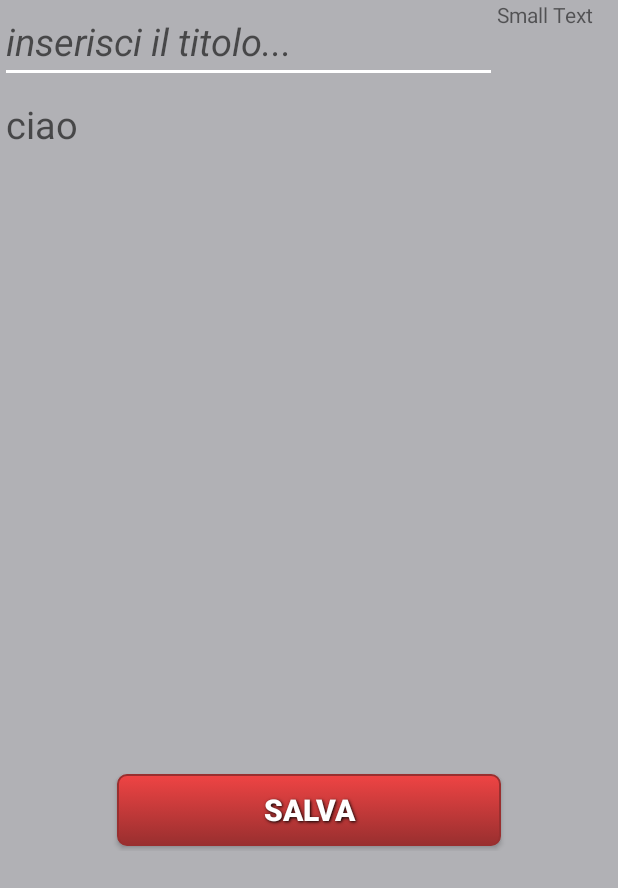
After one commit to mstefanini/noteapplication, an Android app: the layout first_fragment.xml on its own in the app's theme, with its tools: preview values and no code run, on a phone screen of 412 x 824 dp. The commit adds this screen. Shown: the top 888 px of the screen. Run offline under Robolectric (Android 15) with nearby library versions, the phone set to English and light mode, and no system bars.

Commit message:
ciaone con fragment

```diff
--- /dev/null
+++ b/app/src/main/res/drawable/red_button.xml
@@ -0,0 +1,37 @@
+<?xml version="1.0" encoding="utf-8" ?>
+<selector xmlns:android="http://schemas.android.com/apk/res/android" android:layout_height="50dp" android:layout_width="50dp">
+    <item android:state_pressed="true" >
+        <shape>
+            <solid
+                android:color="#ef4444" />
+            <stroke
+                android:width="1dp"
+                android:color="#992f2f" />
+            <corners
+                android:radius="6dp" />
+            <padding
+                android:left="10dp"
+                android:top="10dp"
+                android:right="10dp"
+                android:bottom="10dp" />
+        </shape>
+    </item>
+    <item>
+        <shape>
+            <gradient
+                android:startColor="#ef4444"
+                android:endColor="#992f2f"
+                android:angle="270" />
+            <stroke
+                android:width="1dp"
+                android:color="#992f2f" />
+            <corners
+                android:radius="6dp" />
+            <padding
+                android:left="10dp"
+                android:top="10dp"
+                android:right="10dp"
+                android:bottom="10dp" />
+        </shape>
+    </item>
+</selector>
--- a/app/src/main/res/layout/activity_main.xml
+++ b/app/src/main/res/layout/activity_main.xml
@@ -50,5 +50,10 @@
             android:src="@drawable/ic_arrow_vector" />
     </com.michaldrabik.tapbarmenulib.TapBarMenu>
 
+    <FrameLayout
+        android:layout_width="match_parent"
+        android:layout_height="match_parent"
+        android:id="@+id/container"></FrameLayout>
+
 
 </RelativeLayout>
--- /dev/null
+++ b/app/src/main/res/layout/first_fragment.xml
@@ -0,0 +1,92 @@
+<?xml version="1.0" encoding="utf-8"?>
+<LinearLayout xmlns:android="http://schemas.android.com/apk/res/android"
+    android:layout_width="match_parent"
+    android:layout_height="match_parent"
+    xmlns:app="http://schemas.android.com/apk/res-auto"
+    android:background="#b1b1b5">
+
+
+    <LinearLayout
+        android:orientation="vertical"
+        android:layout_width="match_parent"
+        android:layout_height="match_parent"
+        android:weightSum="1">
+
+        <LinearLayout
+            android:orientation="horizontal"
+            android:layout_width="match_parent"
+            android:layout_height="342dp"
+            android:layout_weight="0.40">
+
+            <LinearLayout
+                android:orientation="vertical"
+                android:layout_width="match_parent"
+                android:layout_height="wrap_content"
+                android:weightSum="1">
+
+                <LinearLayout
+                    android:orientation="horizontal"
+                    android:layout_width="match_parent"
+                    android:layout_height="match_parent"
+                    android:weightSum="1">
+
+                    <EditText
+                        android:layout_width="wrap_content"
+                        android:layout_height="wrap_content"
+                        android:id="@+id/editText"
+                        android:backgroundTint="#ffffff"
+                        android:autoText="true"
+                        android:textColorLink="#ffffff"
+                        android:textColor="#ffffff"
+                        android:drawableTint="#ffffff"
+                        android:textSize="25dp"
+                        android:layout_gravity="left"
+                        android:hint="inserisci il titolo..."
+                        android:textCursorDrawable="@null"
+                        android:textStyle="italic"
+                        android:singleLine="true"
+                        android:layout_weight="0.89" />
+
+                    <TextView
+                        android:layout_width="wrap_content"
+                        android:layout_height="26dp"
+                        android:textAppearance="?android:attr/textAppearanceSmall"
+                        android:text="Small Text"
+                        android:id="@+id/textViewDate" />
+                </LinearLayout>
+
+                <EditText
+                    android:layout_width="match_parent"
+                    android:layout_height="wrap_content"
+                    android:textCursorDrawable="@null"
+                    android:id="@+id/editText2"
+                    android:backgroundTint="#b1b1b5"
+                    android:autoText="true"
+                    android:textColorLink="#ffffff"
+                    android:textColor="#ffffff"
+                    android:drawableTint="#ffffff"
+                    android:textSize="25dp"
+                    android:hint="ciao" />
+
+            </LinearLayout>
+        </LinearLayout>
+
+        <LinearLayout
+            android:orientation="vertical"
+            android:layout_width="match_parent"
+            android:layout_height="wrap_content">
+
+            <Button
+                android:background="@drawable/red_button"
+                android:id="@+id/buttonSave"
+                android:layout_width="256dp"
+                android:layout_height="wrap_content"
+                android:text="SALVA"
+                style="@style/button_text"
+                android:textSize="20dp"
+                android:layout_gravity="center_horizontal" />
+        </LinearLayout>
+    </LinearLayout>
+
+
+</LinearLayout>
--- a/app/src/main/res/values/styles.xml
+++ b/app/src/main/res/values/styles.xml
@@ -7,5 +7,17 @@
         <item name="colorPrimaryDark">@color/colorPrimaryDark</item>
         <item name="colorAccent">@color/colorAccent</item>
     </style>
-
+    <style name="button_text" >
+        <item name="android:layout_width" >fill_parent</item>
+        <item name="android:layout_height" >wrap_content</item>
+        <item name="android:textColor" >#ffffff</item>
+        <item name="android:gravity" >center</item>
+        <item name="android:layout_margin" >3dp</item>
+        <item name="android:textSize" >30dp</item>
+        <item name="android:textStyle" >bold</item>
+        <item name="android:shadowColor" >#000000</item>
+        <item name="android:shadowDx" >1</item>
+        <item name="android:shadowDy" >1</item>
+        <item name="android:shadowRadius" >2</item>
+    </style>
 </resources>
```
Also changed, not shown: app/src/main/java/com/neko/noteapplication/FirstFragment.java (added, +91 -0 lines), app/src/main/java/com/neko/noteapplication/MainActivity.java (+37 -20 lines), 1 other file.
